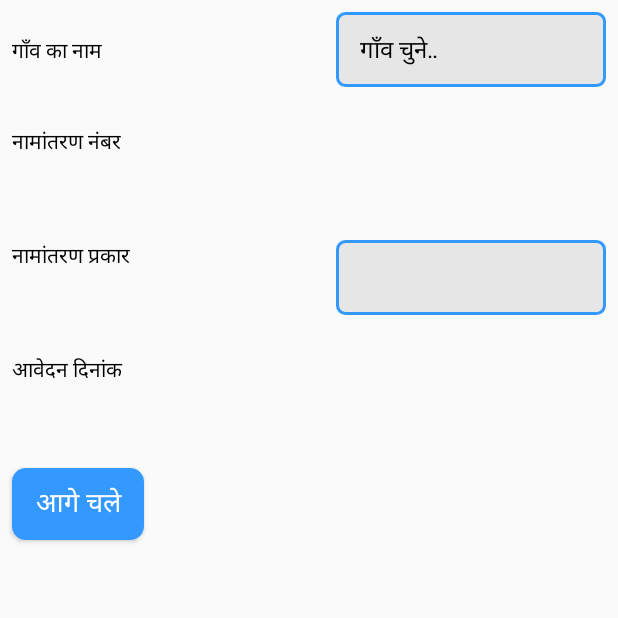
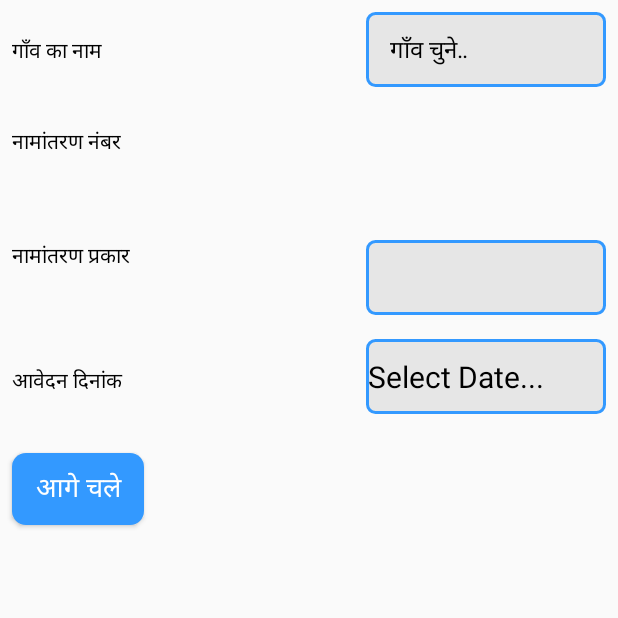
Before and after one commit to sharmadevendra1991/NicAppNew1, an Android app: the mutationentry screen opened directly, with no data from a screen before it, on a phone screen of 412 x 824 dp, the top half of it. Run offline under Robolectric (Android 15) with nearby library versions, the phone set to English and light mode, and no system bars; 6 statements that could not run were skipped.

Commit message:
mutation entry

```diff
--- a/app/src/main/res/layout/mutation_entry.xml
+++ b/app/src/main/res/layout/mutation_entry.xml
@@ -1,7 +1,8 @@
 <?xml version="1.0" encoding="utf-8"?>
 <TableLayout xmlns:android="http://schemas.android.com/apk/res/android"
+    xmlns:tools="http://schemas.android.com/tools"
     android:layout_width="match_parent" android:layout_height="fill_parent">
-    android:layout_width="match_parent" android:layout_height="fill_parent">
+
     <TableRow android:layout_marginTop="0dip"
         android:weightSum="1"
         >
@@ -16,7 +17,7 @@
             android:layout_width="60dp"/>
         <Spinner
             android:id="@+id/spinnerVillage"
-            android:layout_width="180dp"
+            android:layout_width="160dp"
             android:layout_margin="8dp"
             android:layout_height="50dp"
             android:background="@drawable/rounded_edittext"
@@ -28,12 +29,12 @@
         <TextView
             android:id="@+id/msg1"
             android:layout_span="1"
-            android:text="नामांतरण नंबर"
+            android:text="नामांतरण नंबर      "
             android:textColor="@color/black"
             android:layout_weight="1"
             android:layout_margin="8dp"
             android:layout_height="50dp"
-            android:layout_width="wrap_content"/>
+            android:layout_width="60dp"/>
 
         <TextView
             android:id="@+id/mutationno"
@@ -43,7 +44,7 @@
             android:layout_weight="1"
             android:layout_margin="8dp"
             android:layout_height="50dp"
-            android:layout_width="wrap_content"/>
+            android:layout_width="160dp"/>
                </TableRow>
     <TableRow android:layout_marginTop="10dip" >
 
@@ -66,7 +67,7 @@
             android:textSize="25sp"
             />
                </TableRow>
-    <TableRow android:layout_marginTop="10dip" >
+    <TableRow  >
         <TextView
             android:id="@+id/msg3"
             android:layout_span="1"
@@ -76,25 +77,29 @@
             android:layout_margin="8dp"
             android:layout_height="50dp"
             android:layout_width="wrap_content"/>
-        <TextView
+        <EditText
             android:id="@+id/date"
-            android:layout_span="1"
-            android:text=""
-            android:textColor="@color/black"
-            android:layout_weight="1"
+            android:layout_width="wrap_content"
             android:layout_margin="8dp"
             android:layout_height="50dp"
-            android:layout_width="wrap_content"/>
+            android:background="@drawable/rounded_edittext"
+            android:hint="Select Date..."
+            android:padding="1dp"
+            android:textColor="#897"
+            android:textColorHint="@color/black"
+            android:textSize="20sp"
+
+            />
                </TableRow>
     <TableRow android:layout_marginTop="10dip" >
         <Button
             android:id="@+id/button"
-            android:layout_width="fill_parent"
+            android:layout_width="wrap_content"
             android:layout_height="wrap_content"
             android:text="आगे चले"
             android:textSize="18dp"
             android:clickable="true"
-            android:onClick="GetKhata"
+            android:onClick="Getmutdata"
             android:layout_margin="8dp"
             android:padding="8dp"
             android:textColor="#FFFFFF"
```
